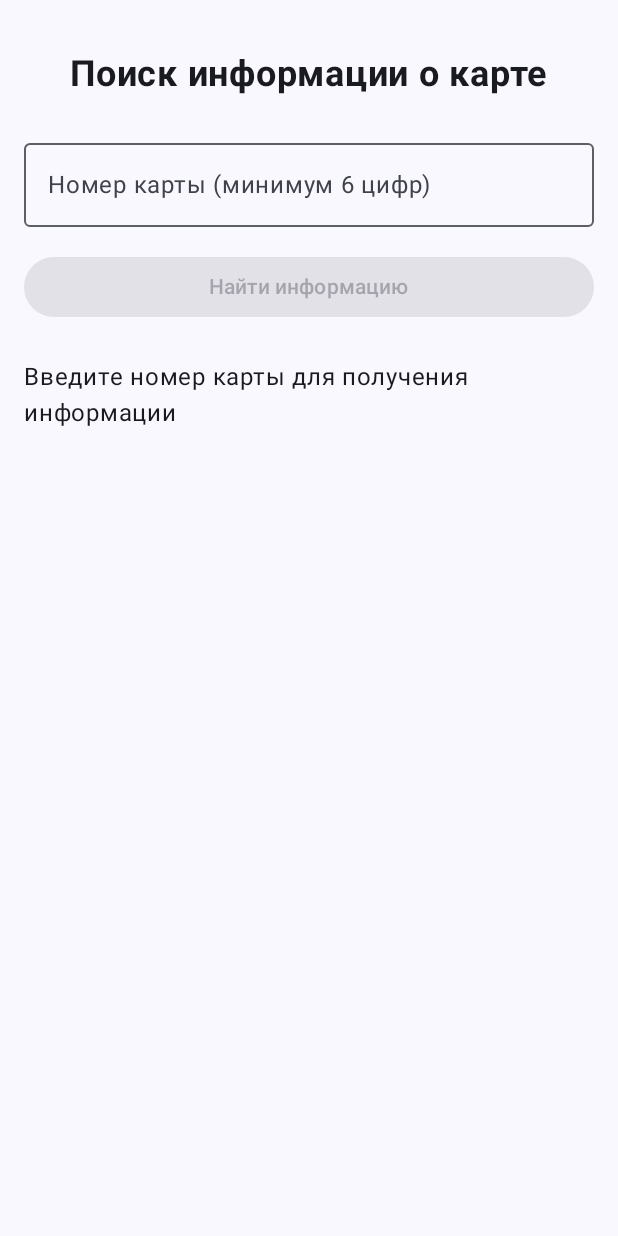
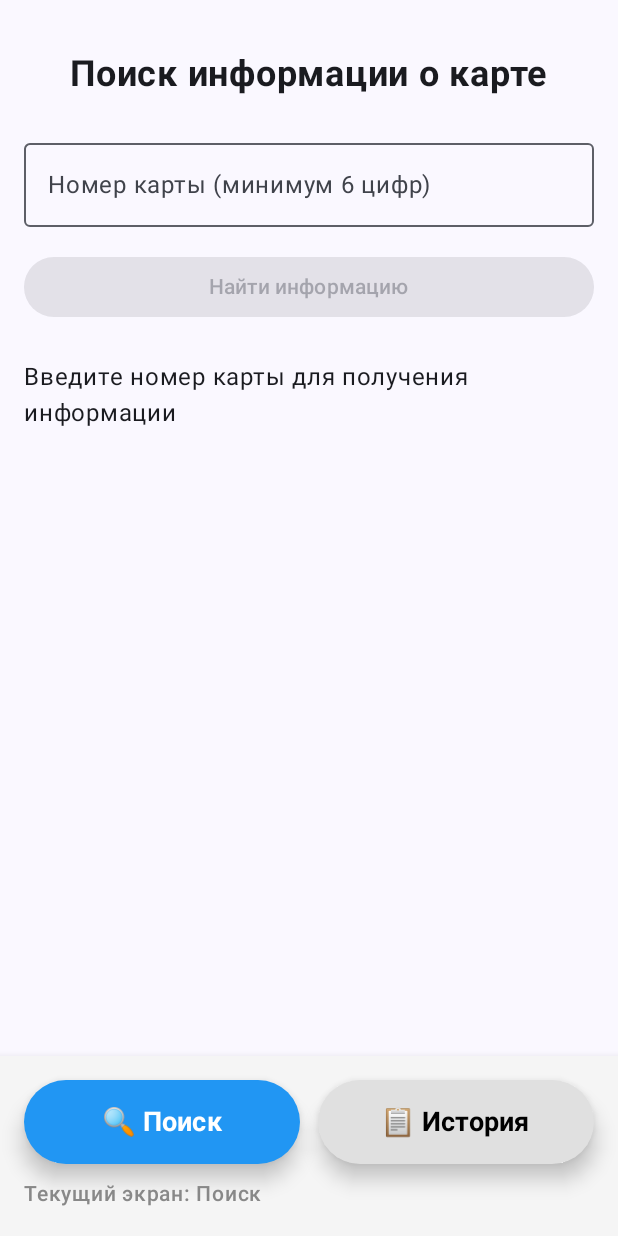
Before and after one commit to jybo84/TestAppBankCard, an Android app built with Jetpack Compose: the screen it shows after launch (MainActivity), on a phone screen of 412 x 824 dp. Run offline under Robolectric (Android 15) with nearby library versions, the phone set to English and light mode, and no system bars.

Commit message:
z-3 работа с Mode

```diff
--- a/app/build.gradle.kts
+++ b/app/build.gradle.kts
@@ -72,4 +72,5 @@ dependencies {
     implementation ("androidx.lifecycle:lifecycle-runtime-ktx:2.5.1")
     implementation ("androidx.lifecycle:lifecycle-viewmodel-compose:2.5.1")
     implementation ("androidx.lifecycle:lifecycle-runtime-compose:2.6.0")
+    implementation ("androidx.compose.foundation:foundation:1.5.0")
 }
--- a/app/src/main/java/com/example/testappbankcard/MainActivity.kt
+++ b/app/src/main/java/com/example/testappbankcard/MainActivity.kt
@@ -1,4 +1,5 @@
 package com.example.testappbankcard
+
 
 import android.os.Bundle
 import androidx.activity.ComponentActivity
@@ -9,10 +10,8 @@ import androidx.compose.foundation.layout.fillMaxSize
 import androidx.compose.material3.MaterialTheme
 import androidx.compose.material3.Surface
 import androidx.compose.ui.Modifier
-import androidx.lifecycle.viewmodel.compose.viewModel
-import com.example.testappbankcard.ui.screens.CardScreen
-import com.example.testappbankcard.ui.screens.CardViewModel
-
+import com.example.testappbankcard.ui.CardScreen
+import com.example.testappbankcard.ui.CardViewModel
 import com.example.testappbankcard.ui.theme.TestAppBankCardTheme
 
 class MainActivity : ComponentActivity() {
@@ -26,7 +25,7 @@ class MainActivity : ComponentActivity() {
                     color = MaterialTheme.colorScheme.background
                 ) {
                     val viewModel: CardViewModel by viewModels()
-                    CardScreen(viewModel = viewModel)
+                    CardScreen(viewModel)
                 }
             }
         }
--- a/app/src/main/java/com/example/testappbankcard/ui/CardScreen.kt
+++ b/app/src/main/java/com/example/testappbankcard/ui/CardScreen.kt
@@ -1,6 +1,9 @@
 package com.example.testappbankcard.ui
 
+import androidx.compose.foundation.layout.Arrangement
+import androidx.compose.foundation.layout.Box
 import androidx.compose.foundation.layout.Column
+import androidx.compose.foundation.layout.Row
 import androidx.compose.foundation.layout.Spacer
 import androidx.compose.foundation.layout.fillMaxSize
 import androidx.compose.foundation.layout.fillMaxWidth
@@ -8,6 +11,7 @@ import androidx.compose.foundation.layout.height
 import androidx.compose.foundation.layout.padding
 import androidx.compose.foundation.text.KeyboardOptions
 import androidx.compose.material3.Button
+import androidx.compose.material3.ButtonDefaults
 import androidx.compose.material3.OutlinedTextField
 import androidx.compose.material3.Text
 import androidx.compose.runtime.Composable
@@ -18,24 +22,54 @@ import androidx.compose.runtime.remember
 import androidx.compose.runtime.setValue
 import androidx.compose.ui.Alignment
 import androidx.compose.ui.Modifier
+import androidx.compose.ui.graphics.Color
 import androidx.compose.ui.text.font.FontWeight
 import androidx.compose.ui.text.input.KeyboardType
 import androidx.compose.ui.unit.dp
 import androidx.compose.ui.unit.sp
-import com.example.testappbankcard.ui.screens.CardInfoCard
-import com.example.testappbankcard.ui.screens.CardUiState
-import com.example.testappbankcard.ui.screens.CardViewModel
-import com.example.testappbankcard.ui.screens.ErrorView
-import com.example.testappbankcard.ui.screens.LoadingIndicator
+import com.example.testappbankcard.ui.components.CardInfoCard
+import com.example.testappbankcard.ui.components.ErrorView
+import com.example.testappbankcard.ui.components.LoadingIndicator
+import com.example.testappbankcard.ui.state.CardUiState
+
+enum class Screen {
+    SEARCH, HISTORY
+}
 
 @Composable
 fun CardScreen(viewModel: CardViewModel) {
+    var currentScreen by remember { mutableStateOf(Screen.SEARCH) }
+
+    Column(
+        modifier = Modifier.fillMaxSize()
+    ) {
+        // Основной контент
+        Box(
+            modifier = Modifier
+                .fillMaxWidth()
+                .weight(1f)
+        ) {
+            when (currentScreen) {
+                Screen.SEARCH -> SearchContent(viewModel = viewModel)
+                Screen.HISTORY -> HistoryScreen(viewModel = viewModel)
+            }
+        }
+
+        BottomNavigation(
+            currentScreen = currentScreen,
+            onScreenChange = { currentScreen = it }
+        )
+    }
+}
+
+@Composable
+private fun SearchContent(viewModel: CardViewModel) {
     val uiState by viewModel.uiState.collectAsState()
     var cardNumber by remember { mutableStateOf("") }
 
     Column(
         modifier = Modifier
-            .fillMaxSize()
+            .fillMaxWidth()
             .padding(horizontal = 16.dp, vertical = 35.dp),
         horizontalAlignment = Alignment.CenterHorizontally
     ) {
@@ -93,3 +127,83 @@ fun CardScreen(viewModel: CardViewModel) {
         }
     }
 }
+
+@Composable
+private fun BottomNavigation(
+    currentScreen: Screen,
+    onScreenChange: (Screen) -> Unit
+) {
+    androidx.compose.material3.Surface(
+        modifier = Modifier.fillMaxWidth(),
+        color = Color(0xFFF5F5F5),
+        shadowElevation = 8.dp
+    ) {
+        Column(
+            modifier = Modifier
+                .fillMaxWidth()
+                .padding(16.dp)
+        ) {
+
+            Row(
+                modifier = Modifier.fillMaxWidth(),
+                horizontalArrangement = Arrangement.spacedBy(12.dp)
+            ) {
+                Button(
+                    onClick = { onScreenChange(Screen.SEARCH) },
+                    modifier = Modifier
+                        .weight(1f)
+                        .height(56.dp),
+                    colors = ButtonDefaults.buttonColors(
+                        containerColor = if (currentScreen == Screen.SEARCH) {
+                            Color(0xFF2196F3)
+                        } else {
+                            Color(0xFFE0E0E0)
+                        }
+                    ),
+                    elevation = ButtonDefaults.buttonElevation(
+                        defaultElevation = 8.dp
+                    )
+                ) {
+                    Text(
+                        text = "🔍 Поиск",
+                        fontSize = 18.sp,
+                        fontWeight = FontWeight.Bold,
+                        color = if (currentScreen == Screen.SEARCH) Color.White else Color.Black
+                    )
+                }
+
+                Button(
+                    onClick = { onScreenChange(Screen.HISTORY) },
+                    modifier = Modifier
+                        .weight(1f)
+                        .height(56.dp),
+                    colors = ButtonDefaults.buttonColors(
+                        containerColor = if (currentScreen == Screen.HISTORY) {
+                            Color(0xFF2196F3)
+                        } else {
+                            Color(0xFFE0E0E0)
+                        }
+                    ),
+                    elevation = ButtonDefaults.buttonElevation(
+                        defaultElevation = 8.dp
+                    )
+                ) {
+                    Text(
+                        text = "📋 История",
+                        fontSize = 18.sp,
+                        fontWeight = FontWeight.Bold,
+                        color = if (currentScreen == Screen.HISTORY) Color.White else Color.Black
+                    )
+                }
+            }
+
+            Text(
+                text = "Текущий экран: ${if (currentScreen == Screen.SEARCH) "Поиск" else "История"}",
+                fontSize = 14.sp,
+                color = Color.Gray,
+                modifier = Modifier.padding(top = 8.dp),
+                fontWeight = FontWeight.Medium
+            )
+        }
+    }
+}
--- a/app/src/main/java/com/example/testappbankcard/ui/screens/CardUiState.kt
+++ b/app/src/main/java/com/example/testappbankcard/ui/state/CardUiState.kt
@@ -1,4 +1,4 @@
-package com.example.testappbankcard.ui.screens
+package com.example.testappbankcard.ui.state
 
 import com.example.testappbankcard.model.Card
 
```
Also changed, not shown: app/src/main/java/com/example/testappbankcard/ui/CardViewModel.kt (renamed from app/src/main/java/com/example/testappbankcard/ui/screens/CardViewModel.kt, +25 -1 lines), app/src/main/java/com/example/testappbankcard/ui/HistoryScreen.kt (added, +146 -0 lines), app/src/main/java/com/example/testappbankcard/ui/components/CardInfoCard.kt (added, +116 -0 lines), app/src/main/java/com/example/testappbankcard/ui/components/ErrorView.kt (added, +64 -0 lines), app/src/main/java/com/example/testappbankcard/ui/components/LoadingIndicator.kt (added, +22 -0 lines).
